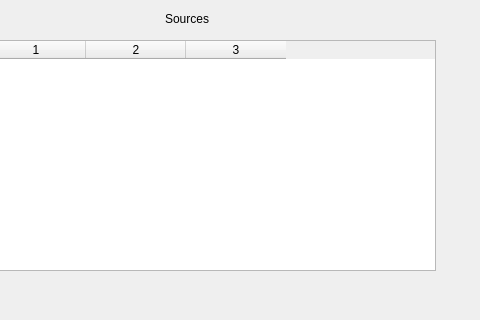
perryiv/cadkit, file Experimental/VaporIntrusionGUI/VaporIntrusionDelegate/SourceDialog.ui: the form before one commit; both pictures show x 295 to 775 and y 0 to 320 of the 775 by 418 pixel window.
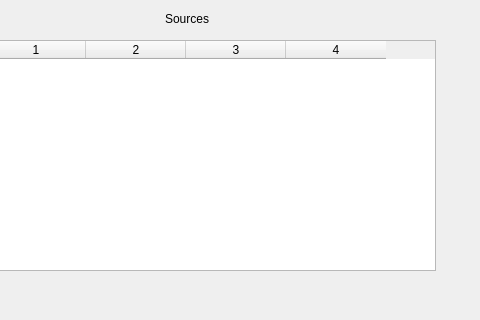
The form after the commit.

```diff
--- a/Experimental/VaporIntrusionGUI/VaporIntrusionDelegate/SourceDialog.ui
+++ b/Experimental/VaporIntrusionGUI/VaporIntrusionDelegate/SourceDialog.ui
@@ -51,11 +51,12 @@
     <number>0</number>
    </property>
    <property name="columnCount" >
-    <number>3</number>
+    <number>4</number>
    </property>
    <column/>
    <column/>
    <column/>
+   <column/>
   </widget>
   <widget class="QLineEdit" name="_xpos" >
    <property name="geometry" >
```
